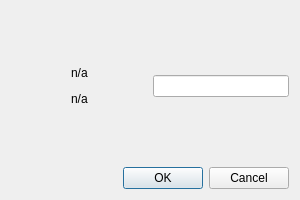
This is src/gui/ui/dlg_pin_input.ui in psakar/datovka as Qt 5 draws it before an edit. The edited form follows.
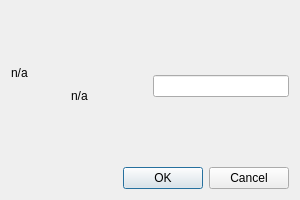
This is the edited form.

Commit message: Minor adjustments in PIN query dialogue.

Patch:
```diff
--- a/src/gui/ui/dlg_pin_input.ui
+++ b/src/gui/ui/dlg_pin_input.ui
@@ -33,19 +33,6 @@
        </item>
        <item>
         <layout class="QHBoxLayout" name="horizontalLayout_3">
-         <item>
-          <spacer name="horizontalSpacer_3">
-           <property name="orientation">
-            <enum>Qt::Horizontal</enum>
-           </property>
-           <property name="sizeHint" stdset="0">
-            <size>
-             <width>40</width>
-             <height>20</height>
-            </size>
-           </property>
-          </spacer>
-         </item>
          <item>
           <widget class="QLabel" name="logoLabel">
            <property name="text">
@@ -53,19 +40,6 @@
            </property>
           </widget>
          </item>
-         <item>
-          <spacer name="horizontalSpacer_4">
-           <property name="orientation">
-            <enum>Qt::Horizontal</enum>
-           </property>
-           <property name="sizeHint" stdset="0">
-            <size>
-             <width>40</width>
-             <height>20</height>
-            </size>
-           </property>
-          </spacer>
-         </item>
         </layout>
        </item>
        <item>
```
The commit also changes 1 other file.
